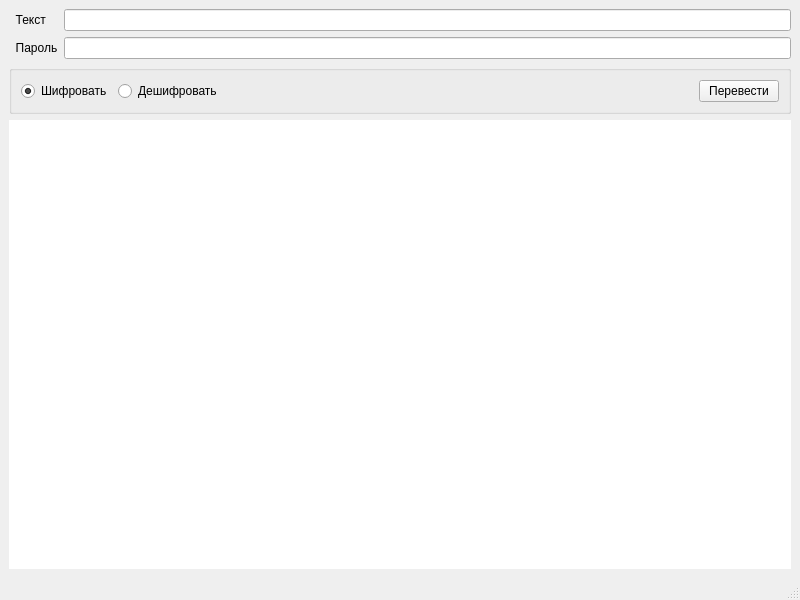
The window that ui/main_window.ui (graal101/Rainbow_Table_Resistant_Encryptor) describes before a commit, drawn with Qt 5.
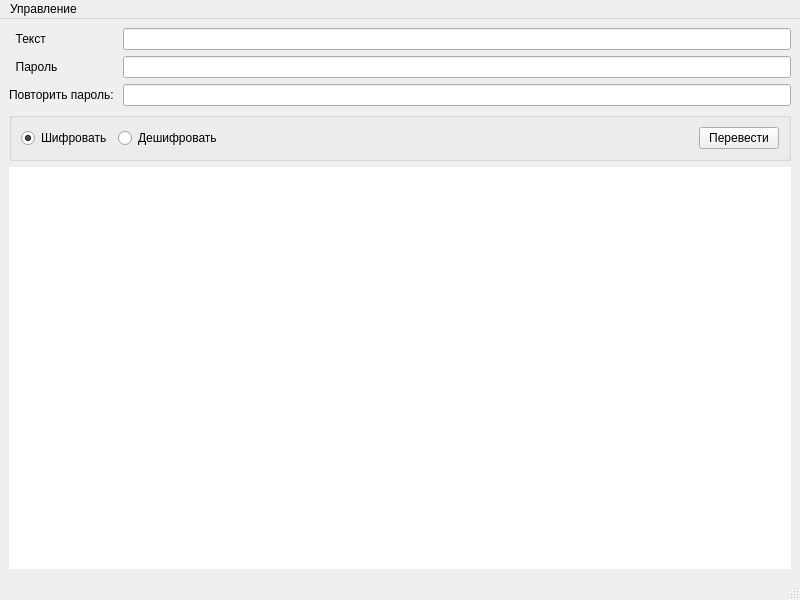
The same window after the commit.

The edit to the form file:
```diff
--- a/ui/main_window.ui
+++ b/ui/main_window.ui
@@ -39,7 +39,7 @@
       </property>
      </widget>
     </item>
-    <item row="2" column="0" colspan="2">
+    <item row="3" column="0" colspan="2">
      <widget class="QGroupBox" name="groupBox">
       <property name="title">
        <string/>
@@ -94,7 +94,7 @@
       </layout>
      </widget>
     </item>
-    <item row="3" column="0" colspan="2">
+    <item row="4" column="0" colspan="2">
      <widget class="QTextEdit" name="textEdit">
       <property name="cursor" stdset="0">
        <cursorShape>IBeamCursor</cursorShape>
@@ -104,6 +104,20 @@
       </property>
      </widget>
     </item>
+    <item row="2" column="0">
+     <widget class="QLabel" name="label_3">
+      <property name="text">
+       <string>Повторить пароль: </string>
+      </property>
+     </widget>
+    </item>
+    <item row="2" column="1">
+     <widget class="QLineEdit" name="lineEdit_3">
+      <property name="echoMode">
+       <enum>QLineEdit::Password</enum>
+      </property>
+     </widget>
+    </item>
    </layout>
   </widget>
   <widget class="QMenuBar" name="menubar">
@@ -115,6 +129,15 @@
      <height>23</height>
     </rect>
    </property>
+   <widget class="QMenu" name="menu">
+    <property name="title">
+     <string>Управление</string>
+    </property>
+    <addaction name="mn_font"/>
+    <addaction name="mn_clear"/>
+    <addaction name="mn_quit"/>
+   </widget>
+   <addaction name="menu"/>
   </widget>
   <widget class="QStatusBar" name="statusbar"/>
  </widget>
```
Left out of the diff: 17 changed lines with no effect on the pictures.
